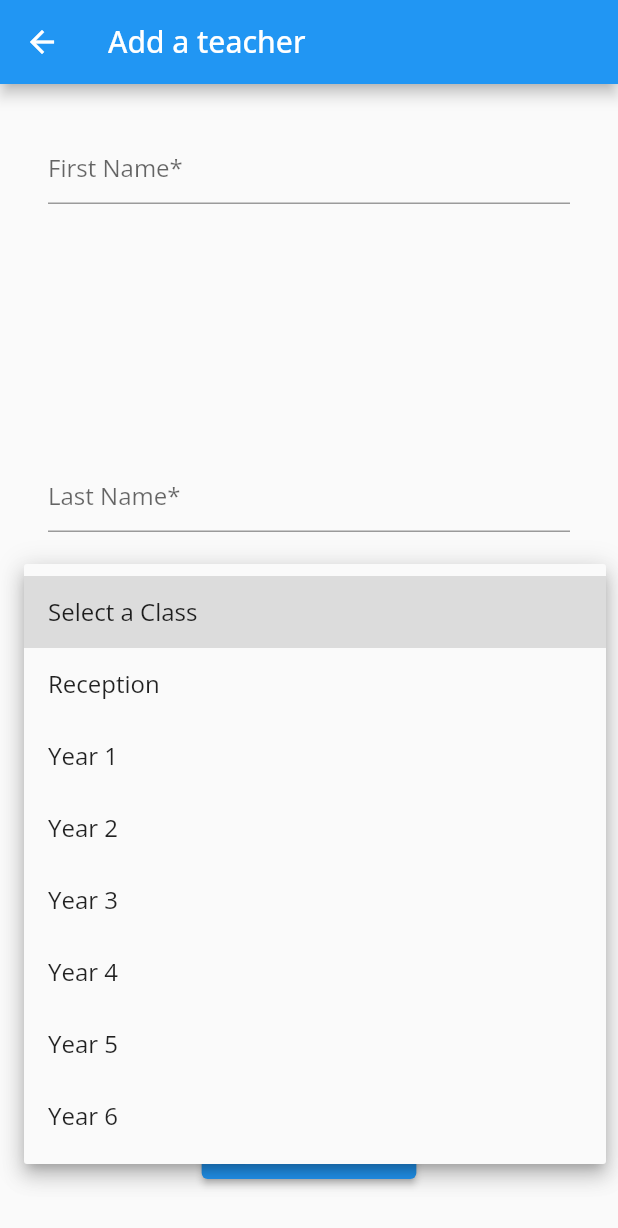
After one commit to pea10164268/reward_system, a Flutter app: the CreateTeacher screen opened by its route, after a tap on "Select a Class", on a phone screen of 412 x 824 dp. The commit adds this screen. Shown: the top 1228 px of the screen. Run offline on Flutter 3.47's test engine with Material 2 defaults, Android fonts, the phone set to English and light mode, and no system bars; our stand-ins replace cloud_firestore, firebase_auth, firebase_core, google_fonts; accounts and stored records are empty.

Commit message:
SignOut function added, Create Student and teacher pages added

```diff
--- a/reward_system/lib/Login/login_screen.dart
+++ b/reward_system/lib/Login/login_screen.dart
@@ -68,9 +68,8 @@ class _LoginScreenState extends State<LoginScreen> {
         appBar: AppBar(
           title: const Text('Sign in',
               style: TextStyle(
-                fontSize: 30,
+                fontSize: 20,
               )),
-          centerTitle: true,
         ),
         body: Center(
           child: Column(children: [
--- /dev/null
+++ b/reward_system/lib/Student/create_student.dart
@@ -0,0 +1,150 @@
+import 'package:cloud_firestore/cloud_firestore.dart';
+import 'package:flutter/material.dart';
+
+class CreateStudent extends StatefulWidget {
+  const CreateStudent({Key? key}) : super(key: key);
+
+  @override
+  State<CreateStudent> createState() => _CreateStudentState();
+}
+
+class _CreateStudentState extends State<CreateStudent> {
+  final GlobalKey _formKey = GlobalKey<FormState>();
+  final TextEditingController _fNameController = TextEditingController();
+  final TextEditingController _lNameController = TextEditingController();
+  CollectionReference students =
+      FirebaseFirestore.instance.collection('students');
+  CollectionReference teachers =
+      FirebaseFirestore.instance.collection('teachers');
+  var setDefaultTeacher = true;
+  var teacher;
+
+  String dropdownvalue = 'Select a Class';
+
+  final _classes = [
+    'Select a Class',
+    'Reception',
+    'Year 1',
+    'Year 2',
+    'Year 3',
+    'Year 4',
+    'Year 5',
+    'Year 6',
+  ];
+
+  Future<void> addStudent() {
+    return students.add({
+      'first_name': _fNameController.text,
+      'last_name': _lNameController.text,
+      'classroom': dropdownvalue,
+      'teacher': teacher,
+    });
+  }
+
+  Widget form() {
+    return Expanded(
+      child: Form(
+          key: _formKey,
+          child: Padding(
+              padding: const EdgeInsets.all(32),
+              child: Column(
+                mainAxisAlignment: MainAxisAlignment.spaceBetween,
+                children: <Widget>[
+                  TextFormField(
+                    controller: _fNameController,
+                    decoration: const InputDecoration(
+                        hintText: 'First Name*',
+                        hintStyle: TextStyle(fontWeight: FontWeight.normal)),
+                  ),
+                  TextFormField(
+                    controller: _lNameController,
+                    decoration: const InputDecoration(
+                        hintText: 'Last Name*',
+                        hintStyle: TextStyle(fontWeight: FontWeight.normal)),
+                  ),
+                  DropdownButton(
+                    value: dropdownvalue,
+                    isExpanded: true,
+                    icon: const Icon(Icons.keyboard_arrow_down),
+                    items: _classes.map((String _classes) {
+                      return DropdownMenuItem(
+                          value: _classes, child: Text(_classes));
+                    }).toList(),
+                    onChanged: (String? newValue) {
+                      setState(() {
+                        dropdownvalue = newValue!;
+                      });
+                    },
+                  ),
+                  StreamBuilder<QuerySnapshot>(
+                    stream: FirebaseFirestore.instance
+                        .collection("teachers")
+                        .orderBy("last_name")
+                        .snapshots(),
+                    builder: (BuildContext context,
+                        AsyncSnapshot<QuerySnapshot> snapshot) {
+                      if (!snapshot.hasData) {
+                        return const Text("Loading...");
+                      } else {
+                        if (setDefaultTeacher) {
+                          teacher = snapshot.data!.docs[0].get("last_name");
+                          debugPrint("setDefault teacher: $teacher");
+                        }
+                        return DropdownButton(
+                            hint: const Text("Select a Teacher"),
+                            isExpanded: true,
+                            value: teacher,
+                            items: snapshot.data!.docs.map((value) {
+                              return DropdownMenuItem(
+                                value: value.get('last_name'),
+                                child: Text('${value.get('last_name')}'),
+                              );
+                            }).toList(),
+                            onChanged: (value) {
+                              debugPrint("selected onchange: $value");
+                              setState(() {
+                                debugPrint("teacher selected: $value");
+                                teacher = value;
+                                setDefaultTeacher = false;
+                              });
+                            });
+                      }
+                    },
+                  ),
+                  ElevatedButton.icon(
+                    onPressed: () {
+                      addStudent();
+                      const snackBar = SnackBar(
+                        content: Text("Student added!"),
+                      );
+                      ScaffoldMessenger.of(context).showSnackBar(snackBar);
+                    },
+                    icon: const Icon(
+                      Icons.person_add_alt_rounded,
+                      color: Colors.white,
+                    ),
+                    label: const Text(
+                      "Add Student",
+                    ),
+                  )
+                ],
+              ))),
+    );
+  }
+
+  @override
+  Widget build(BuildContext context) {
+    return Scaffold(
+        appBar: AppBar(
+          title: const Text('Add a student',
+              style: TextStyle(
+                fontSize: 20,
+              )),
+        ),
+        body: Center(
+          child: Column(children: [
+            form(),
+          ]),
+        ));
+  }
+}
--- /dev/null
+++ b/reward_system/lib/Teacher/create_teacher.dart
@@ -0,0 +1,110 @@
+import 'package:cloud_firestore/cloud_firestore.dart';
+import 'package:flutter/material.dart';
+
+class CreateTeacher extends StatefulWidget {
+  const CreateTeacher({Key? key}) : super(key: key);
+
+  @override
+  State<CreateTeacher> createState() => _CreateTeacherState();
+}
+
+class _CreateTeacherState extends State<CreateTeacher> {
+  final GlobalKey _formKey = GlobalKey<FormState>();
+  final TextEditingController _fNameController = TextEditingController();
+  final TextEditingController _lNameController = TextEditingController();
+  CollectionReference teachers =
+      FirebaseFirestore.instance.collection('teachers');
+
+  Future<void> addTeacher() {
+    return teachers.add({
+      'first_name': _fNameController.text,
+      'last_name': _lNameController.text,
+      'classroom': dropdownvalue,
+    });
+  }
+
+  String dropdownvalue = 'Select a Class';
+
+  final _classes = [
+    'Select a Class',
+    'Reception',
+    'Year 1',
+    'Year 2',
+    'Year 3',
+    'Year 4',
+    'Year 5',
+    'Year 6',
+  ];
+
+  Widget form() {
+    return Expanded(
+      child: Form(
+          key: _formKey,
+          child: Padding(
+              padding: const EdgeInsets.all(32),
+              child: Column(
+                mainAxisAlignment: MainAxisAlignment.spaceBetween,
+                children: <Widget>[
+                  TextFormField(
+                    controller: _fNameController,
+                    decoration: const InputDecoration(
+                        hintText: 'First Name*',
+                        hintStyle: TextStyle(fontWeight: FontWeight.normal)),
+                  ),
+                  TextFormField(
+                    controller: _lNameController,
+                    decoration: const InputDecoration(
+                        hintText: 'Last Name*',
+                        hintStyle: TextStyle(fontWeight: FontWeight.normal)),
+                  ),
+                  DropdownButton(
+                    value: dropdownvalue,
+                    isExpanded: true,
+                    icon: const Icon(Icons.keyboard_arrow_down),
+                    items: _classes.map((String _classes) {
+                      return DropdownMenuItem(
+                          value: _classes, child: Text(_classes));
+                    }).toList(),
+                    onChanged: (String? newValue) {
+                      setState(() {
+                        dropdownvalue = newValue!;
+                      });
+                    },
+                  ),
+                  ElevatedButton.icon(
+                    onPressed: () {
+                      addTeacher();
+                      const snackBar = SnackBar(
+                        content: Text("Teacher added!"),
+                      );
+                      ScaffoldMessenger.of(context).showSnackBar(snackBar);
+                    },
+                    icon: const Icon(
+                      Icons.person_add_alt_rounded,
+                      color: Colors.black,
+                    ),
+                    label: const Text(
+                      "Add Teacher",
+                    ),
+                  )
+                ],
+              ))),
+    );
+  }
+
+  @override
+  Widget build(BuildContext context) {
+    return Scaffold(
+        appBar: AppBar(
+          title: const Text('Add a teacher',
+              style: TextStyle(
+                fontSize: 20,
+              )),
+        ),
+        body: Center(
+          child: Column(children: [
+            form(),
+          ]),
+        ));
+  }
+}
--- a/reward_system/lib/main.dart
+++ b/reward_system/lib/main.dart
@@ -1,5 +1,7 @@
 import 'package:firebase_core/firebase_core.dart';
 import 'package:reward_system/Profile/profile_screen.dart';
+import 'package:reward_system/Student/create_student.dart';
+import 'package:reward_system/Teacher/create_teacher.dart';
 import 'firebase_options.dart';
 import 'package:flutter/material.dart';
 import 'package:google_fonts/google_fonts.dart';
@@ -28,11 +30,13 @@ class MyApp extends StatelessWidget {
         ),
         primarySwatch: Colors.blue,
       ),
-      initialRoute: '/login',
+      initialRoute: '/register',
       routes: {
         '/login': (context) => const LoginScreen(),
         '/register': (context) => const RegisterScreen(),
         '/profile': (context) => const ProfileScreen(),
+        '/teacher/add': (context) => const CreateTeacher(),
+        '/student/add': (context) => const CreateStudent(),
       },
       debugShowCheckedModeBanner: false,
     );
```
Also changed, not shown: reward_system/lib/Profile/profile_screen.dart (+31 -5 lines), reward_system/lib/Register/register_screen.dart (+21 -3 lines).
